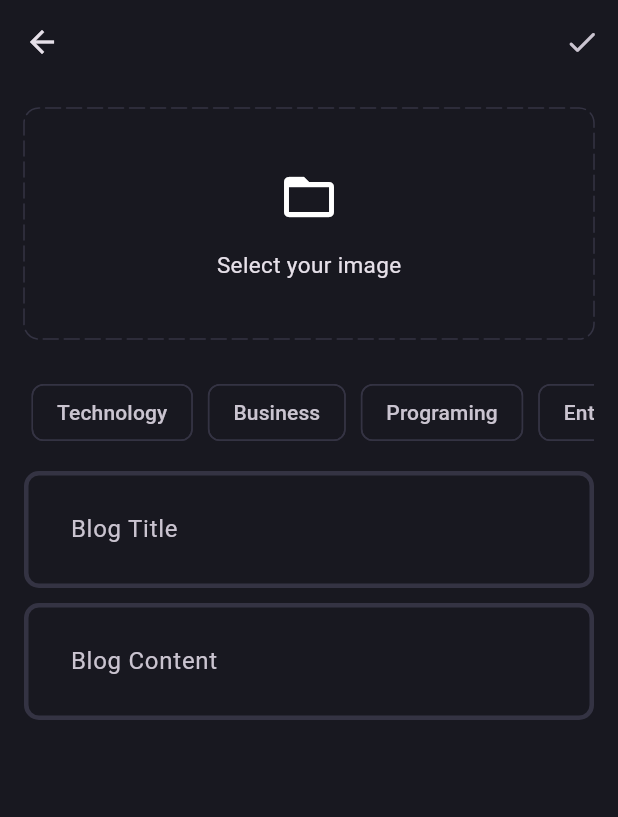
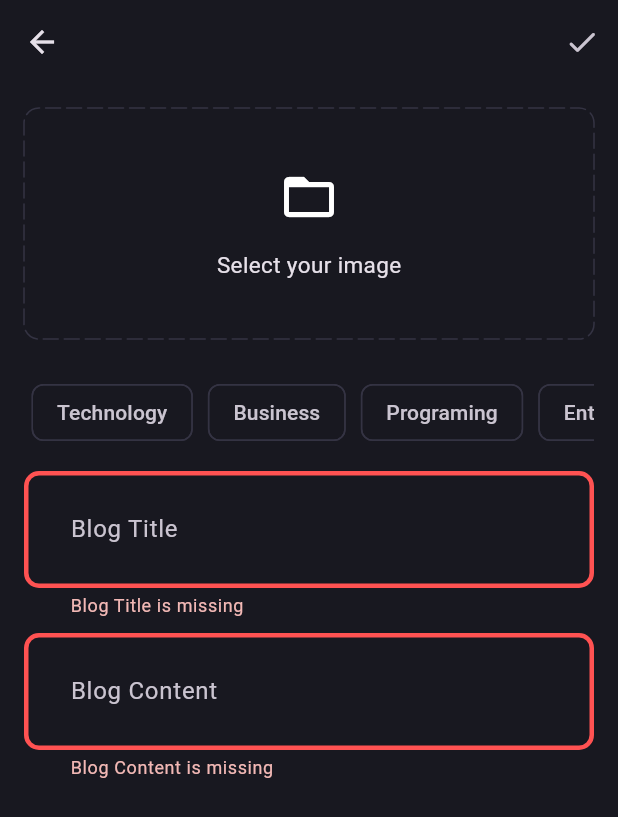
Before and after one commit to bezawitassaye/spotify_flutter, a Flutter app: the NewBlog screen opened directly, after a tap on the "done" icon, on a phone screen of 412 x 824 dp. Shown: the top 817 px of the screen. Run offline on Flutter 3.47's test engine with Material 3 defaults, Android fonts, the phone set to English and light mode, and no system bars; drawn by our look-alikes of dotted_border; our stand-ins replace flutter_bloc, fpdart, get_it, image_picker, supabase_flutter; accounts and stored records are empty.

Commit message:
add validation in blog editor

```diff
--- a/lib/features/blog/presentation/pages/add_new_blog_page.dart
+++ b/lib/features/blog/presentation/pages/add_new_blog_page.dart
@@ -39,12 +39,20 @@ class _NewBlogState extends State<NewBlog> {
     return Scaffold(
       appBar: AppBar(
         actions: [
-          IconButton(onPressed: () {}, icon: const Icon(Icons.done_rounded)),
+          IconButton(
+            onPressed: () {
+              if(formkey.currentState!.validate()){
+
+              }
+
+            }, icon: const Icon(Icons.done_rounded)),
         ],
       ),
       body: SingleChildScrollView(
         child: Padding(
           padding: const EdgeInsets.all(16.0),
+          child: Form(
+            key: formkey,
             child: Column(
               children: [
                 image != null ?
@@ -135,6 +143,7 @@ class _NewBlogState extends State<NewBlog> {
             ),
           ),
         ),
+      ),
     );
   }
 }
--- a/lib/features/blog/presentation/widgets/blog_editor.dart
+++ b/lib/features/blog/presentation/widgets/blog_editor.dart
@@ -17,6 +17,12 @@ class BlogEditor extends StatelessWidget {
         hintText: hintText
       ),
       maxLines: null,
+      validator: (value){
+        if (value!.isEmpty){
+          return '$hintText is missing';
+        }
+        return null;
+      },
     );
   }
 }
```
Lines whose indentation alone changed are shown as unchanged.
